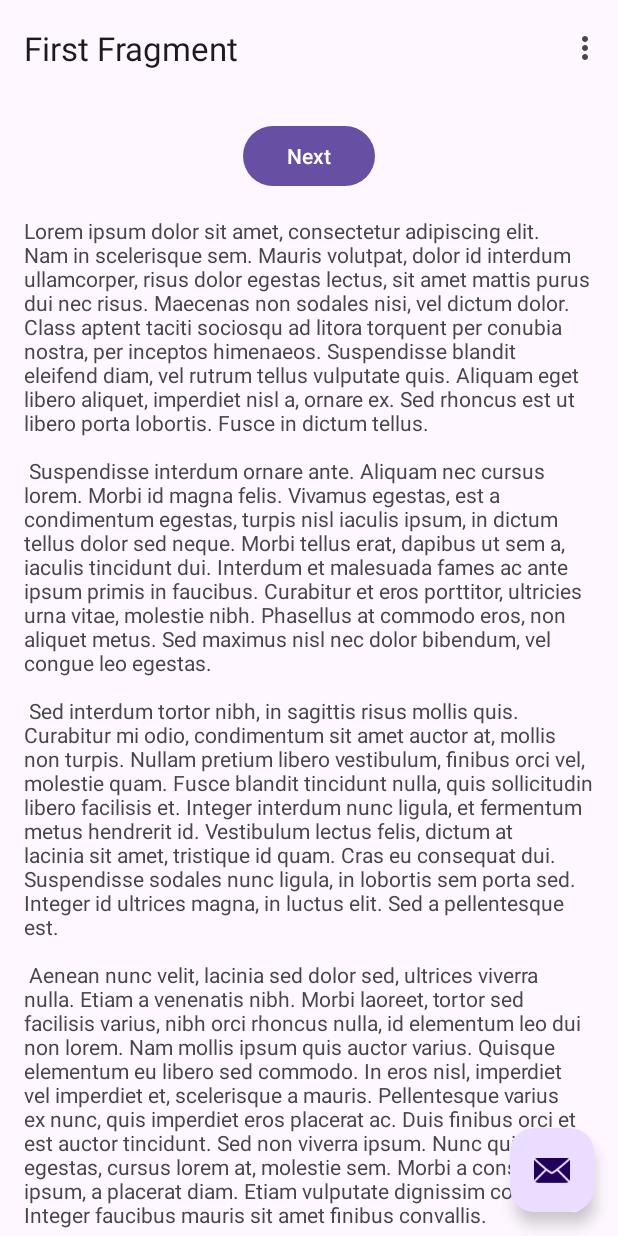
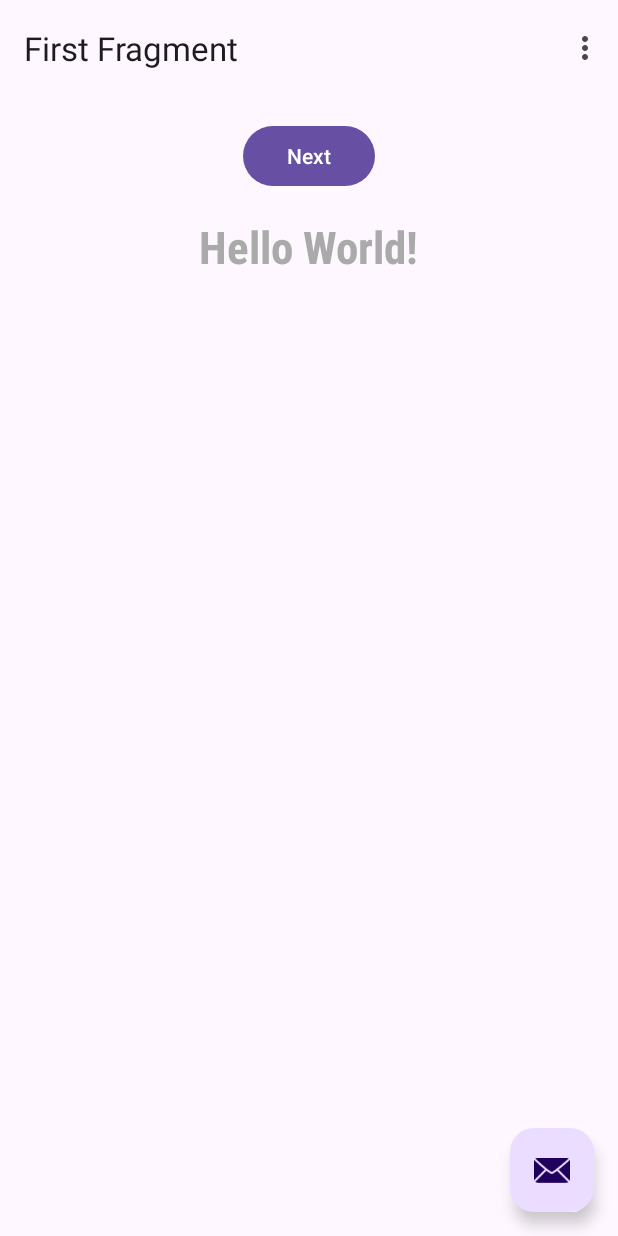
Before and after one commit to gibbsmo/learn-android-iguana-views-tutorial, an Android app: the screen it shows after launch (MainActivity), on a phone screen of 412 x 824 dp. Run offline under Robolectric (Android 15) with nearby library versions, the phone set to English and light mode, and no system bars; our stand-ins replace navigation-ui.

Commit message:
Tutorial phases 1-4

```diff
--- a/app/src/main/res/layout/fragment_first.xml
+++ b/app/src/main/res/layout/fragment_first.xml
@@ -26,7 +26,11 @@
             android:layout_width="wrap_content"
             android:layout_height="wrap_content"
             android:layout_marginTop="16dp"
+            android:fontFamily="sans-serif-condensed"
             android:text="@string/lorem_ipsum"
+            android:textColor="@android:color/darker_gray"
+            android:textSize="30sp"
+            android:textStyle="bold"
             app:layout_constraintBottom_toBottomOf="parent"
             app:layout_constraintEnd_toEndOf="parent"
             app:layout_constraintStart_toStartOf="parent"
--- a/app/src/main/res/values/strings.xml
+++ b/app/src/main/res/values/strings.xml
@@ -7,40 +7,5 @@
     <string name="next">Next</string>
     <string name="previous">Previous</string>
 
-    <string name="lorem_ipsum">
-        Lorem ipsum dolor sit amet, consectetur adipiscing elit. Nam in scelerisque sem. Mauris
-        volutpat, dolor id interdum ullamcorper, risus dolor egestas lectus, sit amet mattis purus
-        dui nec risus. Maecenas non sodales nisi, vel dictum dolor. Class aptent taciti sociosqu ad
-        litora torquent per conubia nostra, per inceptos himenaeos. Suspendisse blandit eleifend
-        diam, vel rutrum tellus vulputate quis. Aliquam eget libero aliquet, imperdiet nisl a,
-        ornare ex. Sed rhoncus est ut libero porta lobortis. Fusce in dictum tellus.\n\n
-        Suspendisse interdum ornare ante. Aliquam nec cursus lorem. Morbi id magna felis. Vivamus
-        egestas, est a condimentum egestas, turpis nisl iaculis ipsum, in dictum tellus dolor sed
-        neque. Morbi tellus erat, dapibus ut sem a, iaculis tincidunt dui. Interdum et malesuada
-        fames ac ante ipsum primis in faucibus. Curabitur et eros porttitor, ultricies urna vitae,
-        molestie nibh. Phasellus at commodo eros, non aliquet metus. Sed maximus nisl nec dolor
-        bibendum, vel congue leo egestas.\n\n
-        Sed interdum tortor nibh, in sagittis risus mollis quis. Curabitur mi odio, condimentum sit
-        amet auctor at, mollis non turpis. Nullam pretium libero vestibulum, finibus orci vel,
-        molestie quam. Fusce blandit tincidunt nulla, quis sollicitudin libero facilisis et. Integer
-        interdum nunc ligula, et fermentum metus hendrerit id. Vestibulum lectus felis, dictum at
-        lacinia sit amet, tristique id quam. Cras eu consequat dui. Suspendisse sodales nunc ligula,
-        in lobortis sem porta sed. Integer id ultrices magna, in luctus elit. Sed a pellentesque
-        est.\n\n
-        Aenean nunc velit, lacinia sed dolor sed, ultrices viverra nulla. Etiam a venenatis nibh.
-        Morbi laoreet, tortor sed facilisis varius, nibh orci rhoncus nulla, id elementum leo dui
-        non lorem. Nam mollis ipsum quis auctor varius. Quisque elementum eu libero sed commodo. In
-        eros nisl, imperdiet vel imperdiet et, scelerisque a mauris. Pellentesque varius ex nunc,
-        quis imperdiet eros placerat ac. Duis finibus orci et est auctor tincidunt. Sed non viverra
-        ipsum. Nunc quis augue egestas, cursus lorem at, molestie sem. Morbi a consectetur ipsum, a
-        placerat diam. Etiam vulputate dignissim convallis. Integer faucibus mauris sit amet finibus
-        convallis.\n\n
-        Phasellus in aliquet mi. Pellentesque habitant morbi tristique senectus et netus et
-        malesuada fames ac turpis egestas. In volutpat arcu ut felis sagittis, in finibus massa
-        gravida. Pellentesque id tellus orci. Integer dictum, lorem sed efficitur ullamcorper,
-        libero justo consectetur ipsum, in mollis nisl ex sed nisl. Donec maximus ullamcorper
-        sodales. Praesent bibendum rhoncus tellus nec feugiat. In a ornare nulla. Donec rhoncus
-        libero vel nunc consequat, quis tincidunt nisl eleifend. Cras bibendum enim a justo luctus
-        vestibulum. Fusce dictum libero quis erat maximus, vitae volutpat diam dignissim.
-    </string>
+    <string name="lorem_ipsum">Hello World!</string>
 </resources>
```
Also changed, not shown: 1 other file.
